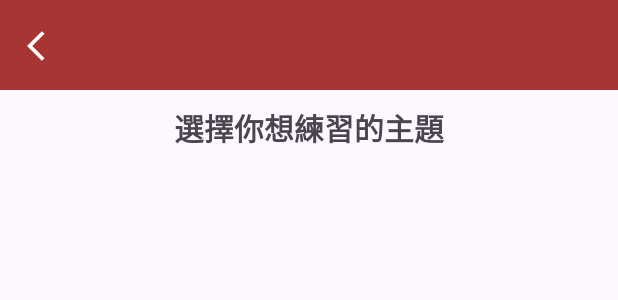
After one commit to Fishtin666/GP_final, an Android app: the layout choose_cross_topic.xml on its own in the app's theme, with its tools: preview values and no code run, on a phone screen of 412 x 824 dp. The commit adds this screen. Shown: the top 300 px of the screen. Run offline under Robolectric (Android 15) with nearby library versions, the phone set to English and light mode, and no system bars.

Commit message:
fish 0521 1

```diff
--- a/GP_final/GProject/app/src/main/AndroidManifest.xml
+++ b/GP_final/GProject/app/src/main/AndroidManifest.xml
@@ -12,6 +12,9 @@
         android:supportsRtl="true"
         android:theme="@style/Theme.GProject"
         tools:targetApi="31">
+        <activity
+            android:name=".ChooseCrossTopic"
+            android:exported="false" />
         <activity
             android:name=".CrossTopic_show"
             android:exported="false" />
@@ -180,11 +183,9 @@
         <activity
             android:name=".AiChat_Judge"
             android:exported="false" />
-
         <activity
             android:name=".Review.ReviewShow_Listencontent"
             android:exported="false" />
-
         <activity
             android:name=".login.login"
             android:exported="true">
--- a/GP_final/GProject/app/src/main/java/com/example/gproject/AiTeacher/AiTeacher2.java
+++ b/GP_final/GProject/app/src/main/java/com/example/gproject/AiTeacher/AiTeacher2.java
@@ -296,6 +296,7 @@ public class AiTeacher2 extends AppCompatActivity {
             //如果原本是說話 -> 調回說話
                 if(Origin_is_speaking){
                     mic.setVisibility(View.VISIBLE);
+                    mic.setImageResource(R.drawable.mic);
                     hint.setVisibility(View.VISIBLE);
                     exit.setVisibility(View.VISIBLE);
                     keyboard.setImageResource(R.drawable.keyboard);
--- a/GP_final/GProject/app/src/main/java/com/example/gproject/fragment/AiTeacherFragment.java
+++ b/GP_final/GProject/app/src/main/java/com/example/gproject/fragment/AiTeacherFragment.java
@@ -18,6 +18,7 @@ import com.example.gproject.Adapters.TopicAdapter;
 import com.example.gproject.AiTeacher.AiChat;
 import com.example.gproject.AiTeacher.CrossTopic_db;
 import com.example.gproject.AiTeacher.Cross_Topic;
+import com.example.gproject.ChooseCrossTopic;
 import com.example.gproject.Models.TopicModel;
 import com.example.gproject.R;
 
@@ -129,7 +130,7 @@ public class AiTeacherFragment extends Fragment {
         db.setOnClickListener(new View.OnClickListener() {
             @Override
             public void onClick(View v) {
-                startActivity(new Intent(getContext(), CrossTopic_db.class));
+                startActivity(new Intent(getContext(), ChooseCrossTopic.class));
             }
         });
 
--- /dev/null
+++ b/GP_final/GProject/app/src/main/res/layout/choose_cross_topic.xml
@@ -0,0 +1,52 @@
+<?xml version="1.0" encoding="utf-8"?>
+<RelativeLayout xmlns:android="http://schemas.android.com/apk/res/android"
+    xmlns:app="http://schemas.android.com/apk/res-auto"
+    xmlns:tools="http://schemas.android.com/tools"
+    android:id="@+id/ConstraintLayout"
+    android:layout_width="match_parent"
+    android:layout_height="wrap_content"
+    tools:context=".Speaking.Speaking_part1">
+
+
+
+    <View
+        android:id="@+id/view"
+        android:layout_width="match_parent"
+        android:layout_height="60dp"
+        android:background="@color/red"
+        app:layout_constraintEnd_toEndOf="parent"
+        app:layout_constraintStart_toStartOf="parent"
+        app:layout_constraintTop_toTopOf="parent" />
+
+    <TextView
+        android:id="@+id/textView"
+        android:layout_width="wrap_content"
+        android:layout_height="wrap_content"
+        android:layout_marginTop="70dp"
+        android:text="選擇你想練習的主題"
+        android:textSize="20sp"
+        android:textStyle="bold"
+        android:layout_centerHorizontal="true"
+
+        />
+
+    <androidx.recyclerview.widget.RecyclerView
+        android:layout_marginTop="10dp"
+        android:id="@+id/recy"
+        android:layout_width="match_parent"
+        android:layout_height="match_parent"
+        android:layout_below="@id/textView"
+        android:layout_marginBottom="10dp"/>
+
+    <ImageButton
+        android:id="@+id/back2"
+        android:layout_width="60dp"
+        android:layout_height="50dp"
+        android:layout_marginTop="5dp"
+        android:layout_marginBottom="5dp"
+        android:background="?android:attr/selectableItemBackground"
+        android:contentDescription=""
+        android:src="@drawable/back"
+        app:layout_constraintStart_toStartOf="parent"
+        app:layout_constraintTop_toTopOf="parent" />
+</RelativeLayout>
--- a/GP_final/GProject/app/src/main/res/layout/cross_topic_show.xml
+++ b/GP_final/GProject/app/src/main/res/layout/cross_topic_show.xml
@@ -60,7 +60,7 @@
                 android:layout_height="wrap_content"
                 android:layout_gravity="center_horizontal"
                 android:layout_marginTop="10dp"
-                android:text="Question"
+                android:text="串題句子"
                 android:textSize="20sp"
                 android:textStyle="bold" />
 
@@ -81,7 +81,7 @@
                 android:layout_height="wrap_content"
                 android:layout_gravity="center"
                 android:layout_marginTop="10dp"
-                android:text="Answer"
+                android:text="串題結果"
                 android:textSize="20sp"
                 android:textStyle="bold" />
 
--- a/GP_final/GProject/app/src/main/res/layout/fragment_ai_teacher2.xml
+++ b/GP_final/GProject/app/src/main/res/layout/fragment_ai_teacher2.xml
@@ -32,7 +32,7 @@
                 android:paddingRight="20dp"
                 android:paddingBottom="30dp"
                 android:scaleType="centerCrop"
-                android:src="@drawable/card1"
+                android:src="@drawable/aiteacher_db"
                 app:cardCornerRadius="10dp"
                 app:layout_constraintBottom_toBottomOf="parent"
                 app:layout_constraintStart_toStartOf="parent" />
@@ -91,7 +91,7 @@
                 android:paddingRight="20dp"
                 android:paddingBottom="30dp"
                 android:scaleType="centerCrop"
-                android:src="@drawable/card1"
+                android:src="@drawable/aiteacher_chat"
                 app:cardCornerRadius="10dp"
                 app:layout_constraintBottom_toBottomOf="parent"
                 app:layout_constraintStart_toStartOf="parent" />
@@ -151,7 +151,7 @@
                 android:paddingRight="20dp"
                 android:paddingBottom="30dp"
                 android:scaleType="centerCrop"
-                android:src="@drawable/dic2"
+                android:src="@drawable/aiteacher_crosstopic"
                 app:cardCornerRadius="10dp"
                 app:layout_constraintBottom_toBottomOf="parent"
                 app:layout_constraintStart_toStartOf="parent" />
```
Also changed, not shown: GP_final/GProject/app/src/main/java/com/example/gproject/Adapters/CrossAdapter.java (+34 -3 lines), GP_final/GProject/app/src/main/java/com/example/gproject/Adapters/TopicAdapter.java (+9 -8 lines), GP_final/GProject/app/src/main/java/com/example/gproject/AiTeacher/CrossTopic_db.java (+29 -10 lines), GP_final/GProject/app/src/main/java/com/example/gproject/ChooseCrossTopic.java (added, +53 -0 lines), GP_final/GProject/app/src/main/java/com/example/gproject/CrossTopic_show.java (+64 -4 lines), GP_final/GProject/app/src/main/res/drawable/aiteacher_chat.png (added), GP_final/GProject/app/src/main/res/drawable/aiteacher_crosstopic.png (added), GP_final/GProject/app/src/main/res/drawable/aiteacher_db.png (added).
